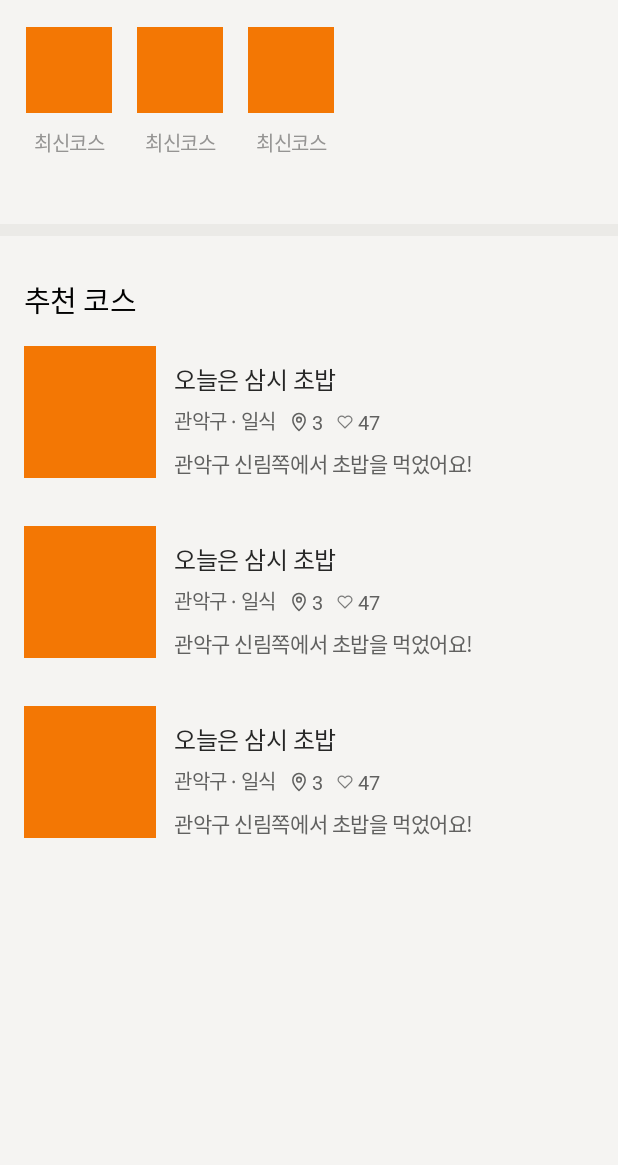
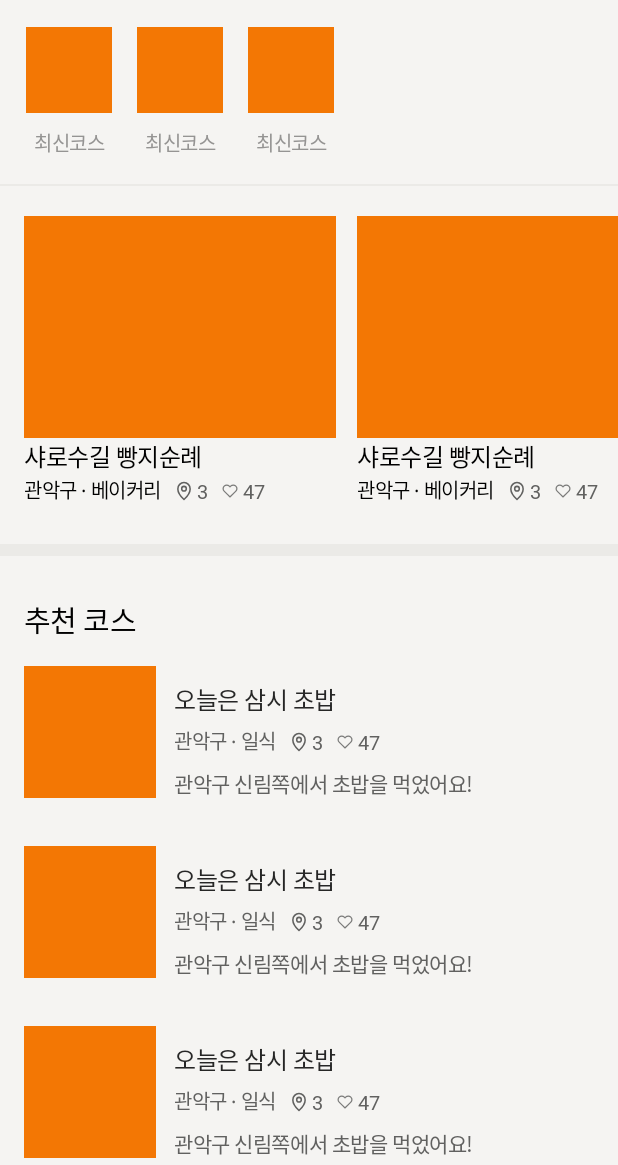
Before and after one commit to DDD-Community/DDD-9-ANSAYO-ANDROID, an Android app: the layout fragment_home.xml on its own in the app's theme, with its tools: preview values and no code run, on a phone screen of 412 x 824 dp, the part 71-1236 px from its top. Run offline under Robolectric (Android 15) with nearby library versions, the phone set to English and light mode, and no system bars.

Commit message:
[feature] : 홈화면 AppLayer 구현

```diff
--- a/app/src/main/res/layout/fragment_home.xml
+++ b/app/src/main/res/layout/fragment_home.xml
@@ -49,10 +49,32 @@
     <View
         android:id="@+id/v_division"
         android:layout_width="match_parent"
+        android:layout_height="1dp"
+        android:layout_marginTop="17dp"
+        android:background="@color/N90"
+        app:layout_constraintTop_toBottomOf="@id/rv_category_badge" />
+
+    <androidx.recyclerview.widget.RecyclerView
+        android:id="@+id/rv_course"
+        android:layout_width="0dp"
+        android:layout_height="wrap_content"
+        android:layout_marginTop="20dp"
+        android:clipToPadding="false"
+        android:paddingHorizontal="16dp"
+        android:orientation="horizontal"
+        app:layoutManager="androidx.recyclerview.widget.LinearLayoutManager"
+        app:layout_constraintStart_toStartOf="parent"
+        app:layout_constraintTop_toBottomOf="@id/v_division"
+        tools:listitem="@layout/item_popular_course" />
+
+
+    <View
+        android:id="@+id/v_bottom"
+        android:layout_width="match_parent"
         android:layout_height="8dp"
         android:background="@color/N90"
         android:layout_marginTop="24dp"
-        app:layout_constraintTop_toBottomOf="@id/rv_category_badge"/>
+        app:layout_constraintTop_toBottomOf="@id/rv_course"/>
 
     <TextView
         android:id="@+id/tv_recommend_course"
@@ -62,7 +84,7 @@
         android:textAppearance="@style/Text_H3"
         android:layout_marginTop="28dp"
         android:layout_marginStart="16dp"
-        app:layout_constraintTop_toBottomOf="@id/v_division"
+        app:layout_constraintTop_toBottomOf="@id/v_bottom"
         app:layout_constraintStart_toStartOf="parent"/>
 
 
--- a/app/src/main/res/layout/item_popular_course.xml
+++ b/app/src/main/res/layout/item_popular_course.xml
@@ -6,8 +6,8 @@
     <data>
 
         <variable
-            name="place"
-            type="com.ddd.ansayo.core_model.place.Place" />
+            name="couse"
+            type="com.ddd.ansayo.core_model.course.Course" />
 
     </data>
 
--- a/app/src/main/res/layout/item_searchable_badge.xml
+++ b/app/src/main/res/layout/item_searchable_badge.xml
@@ -6,8 +6,8 @@
     <data>
 
         <variable
-            name="place"
-            type="com.ddd.ansayo.core_model.place.Place" />
+            name="badge"
+            type="com.ddd.ansayo.core_model.badge.Badge" />
     </data>
 
     <androidx.constraintlayout.widget.ConstraintLayout
@@ -43,17 +43,17 @@
 <!--            android:layout_marginTop="17dp"-->
 <!--            app:layout_constraintTop_toBottomOf="@id/tv_badge"/>-->
 
-        <androidx.recyclerview.widget.RecyclerView
-            android:id="@+id/rv_course"
-            android:layout_width="0dp"
-            android:layout_height="wrap_content"
-            android:clipToPadding="false"
-            android:orientation="horizontal"
-            android:layout_marginTop="20dp"
-            app:layout_constraintTop_toBottomOf="@id/tv_badge"
-            app:layout_constraintStart_toStartOf="parent"
-            app:layoutManager="androidx.recyclerview.widget.LinearLayoutManager"
-            tools:listitem="@layout/item_popular_course" />
+<!--        <androidx.recyclerview.widget.RecyclerView-->
+<!--            android:id="@+id/rv_course"-->
+<!--            android:layout_width="0dp"-->
+<!--            android:layout_height="wrap_content"-->
+<!--            android:clipToPadding="false"-->
+<!--            android:orientation="horizontal"-->
+<!--            android:layout_marginTop="20dp"-->
+<!--            app:layout_constraintTop_toBottomOf="@id/tv_badge"-->
+<!--            app:layout_constraintStart_toStartOf="parent"-->
+<!--            app:layoutManager="androidx.recyclerview.widget.LinearLayoutManager"-->
+<!--            tools:listitem="@layout/item_popular_course" />-->
 
     </androidx.constraintlayout.widget.ConstraintLayout>
 </layout>
```
Also changed, not shown: app/src/main/java/com/ddd/ansayo/main/home/PopularCourseAdapter.kt (+6 -6 lines), app/src/main/java/com/ddd/ansayo/main/home/SearchableBadgeAdapter.kt (+6 -6 lines).
